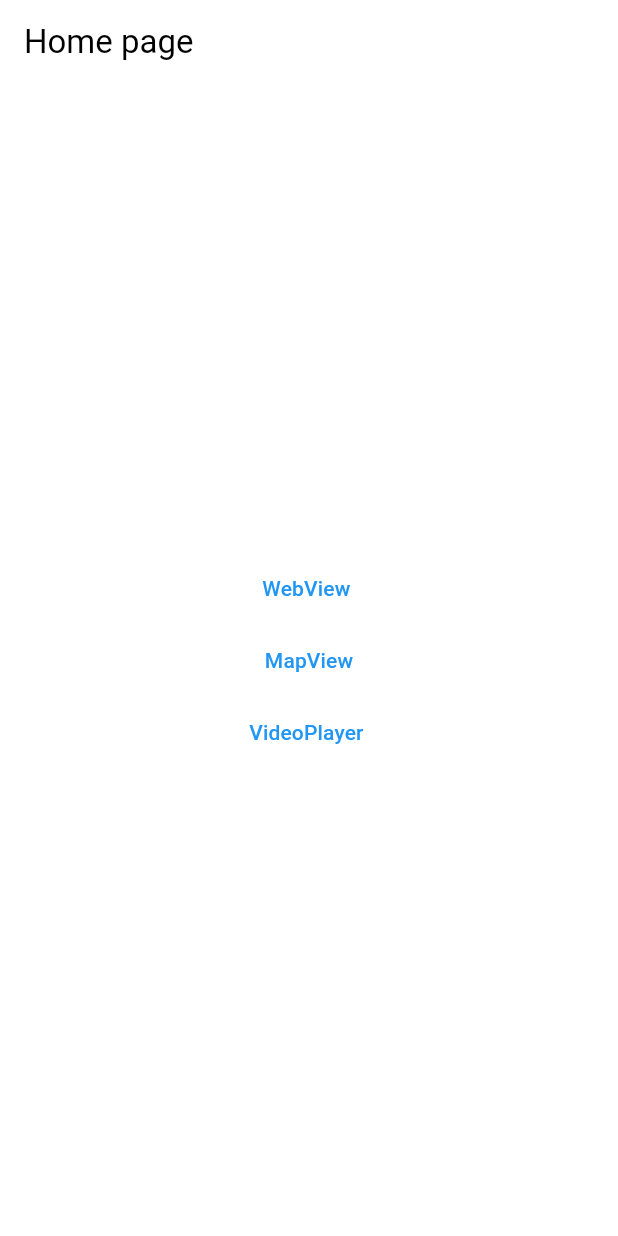
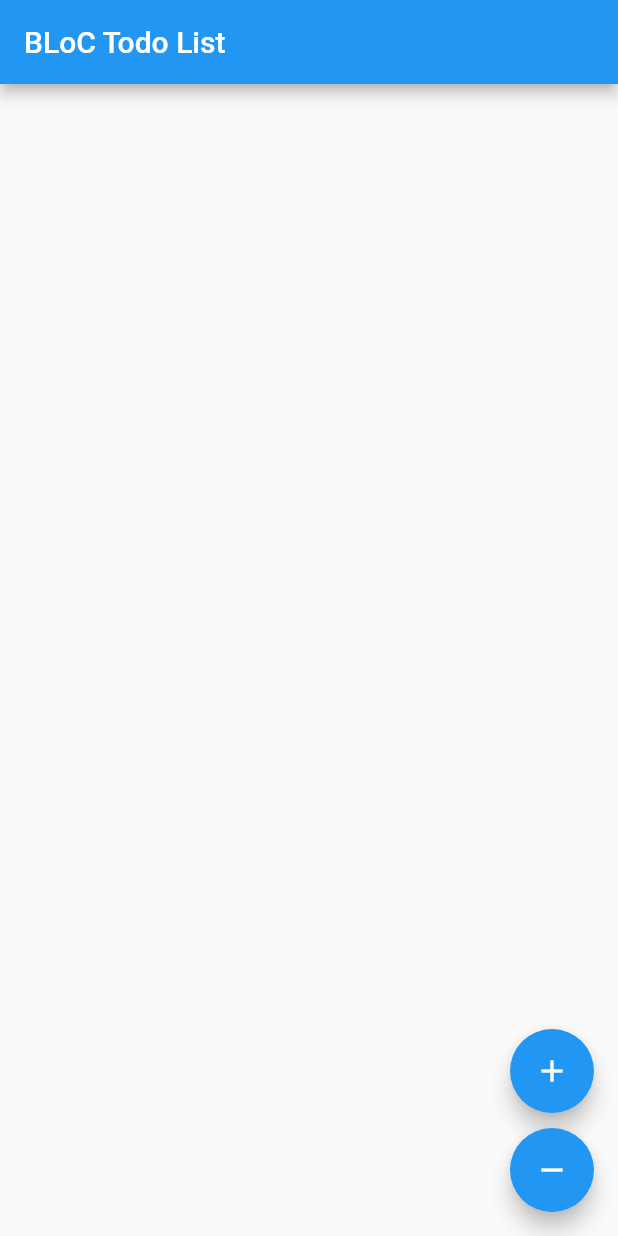
Before and after one commit to bikmaevartem/flutter, a Flutter app: the screen it shows after launch, on a phone screen of 412 x 824 dp. Run offline on Flutter 3.47's test engine with Material 2 defaults, Android fonts, the phone set to English and light mode, and no system bars; our stand-ins replace flutter_map, latlong2, video_player, webview_flutter.

Commit message:
Home work by BLoC

```diff
--- a/lib/main.dart
+++ b/lib/main.dart
@@ -1,23 +1,131 @@
+import 'dart:async';
+
 import 'package:flutter/material.dart';
 
-import 'web/home_page.dart';
-
 void main() {
-  runApp(const MyApp());
+  runApp(MyApp());
 }
 
 class MyApp extends StatelessWidget {
-  const MyApp({super.key});
+  @override
+  Widget build(BuildContext context) {
+    return MaterialApp(
+      title: 'BLoC Todo List',
+      home: TodoScreen(),
+    );
+  }
+}
+
+class TodoScreen extends StatefulWidget {
+  @override
+  _TodoScreenState createState() => _TodoScreenState();
+}
+
+class _TodoScreenState extends State<TodoScreen> {
+  final _bloc = TodoBloc();
+
+  @override
+  void dispose() {
+    _bloc.dispose();
+    super.dispose();
+  }
 
   @override
   Widget build(BuildContext context) {
-    return MaterialApp(
-      title: 'Flutter Demo',
-      theme: ThemeData(
-        colorScheme: ColorScheme.fromSwatch(backgroundColor: Colors.deepPurple),
-        useMaterial3: true,
+    return Scaffold(
+      appBar: AppBar(title: const Text('BLoC Todo List')),
+      body: Center(
+        child: StreamBuilder<List<Todo>>(
+          stream: _bloc.stateStreamOutput,
+          initialData: const [],
+          builder: (context, snapshot) {
+
+            final List<Todo> data = snapshot.data != null
+                ? snapshot.data as List<Todo>
+                : [];
+
+            return ListView.builder(
+              itemCount: data.length,
+              itemBuilder: (context, index) {
+                return ListTile(
+                  title: Text('Record id:$index, record value: ${data[index].data}'),
+                );
+              },
+            );
+          },
+        ),
       ),
-      home: const HomePage(title: 'Home page'),
+      floatingActionButton: Column(
+        mainAxisAlignment: MainAxisAlignment.end,
+        children: <Widget>[
+          FloatingActionButton(
+            onPressed: () {
+              _bloc.eventSink.add(TodoEvent.add);
+            },
+            child: const Icon(Icons.add),
+          ),
+          const SizedBox(height: 10),
+          FloatingActionButton(
+            onPressed: () {
+              _bloc.eventSink.add(TodoEvent.remove);
+            },
+            child: const Icon(Icons.remove),
+          ),
+        ],
+      ),
     );
   }
 }
+
+
+
+
+enum TodoEvent { add, remove }
+
+
+class Todo {
+  final String data;
+
+  Todo(this.data);
+}
+
+
+class TodoBloc {
+
+  TodoBloc() {
+    _eventStreamController.stream.listen(_mapEventToState);
+  }
+
+  // state
+  final List<Todo> _todoList = [];
+
+  final _stateStreamController = StreamController<List<Todo>>();
+
+  StreamSink<List<Todo>> get _stateStreamInput => _stateStreamController.sink;
+
+  Stream<List<Todo>> get stateStreamOutput => _stateStreamController.stream;
+
+
+
+  // events
+  final _eventStreamController = StreamController<TodoEvent>();
+
+  StreamSink<TodoEvent> get eventSink => _eventStreamController.sink;
+
+  void _mapEventToState(TodoEvent event) {
+    if (event == TodoEvent.add) {
+      _todoList.add(Todo('some data'));
+    } else if (event == TodoEvent.remove) {
+      if (_todoList.isNotEmpty) {
+        _todoList.removeAt(_todoList.length - 1);
+      }
+    }
+
+    _stateStreamInput.add(_todoList);
+  }
+
+  void dispose() {
+    _stateStreamController.close();
+    _eventStreamController.close();
+  }
+}
```
